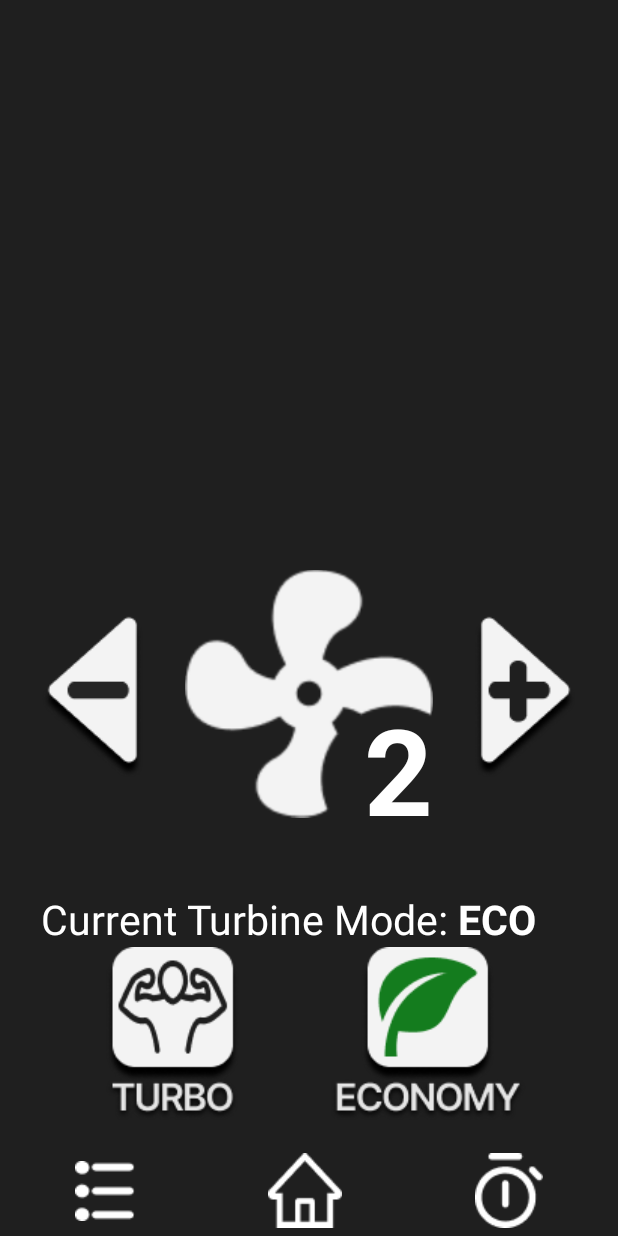
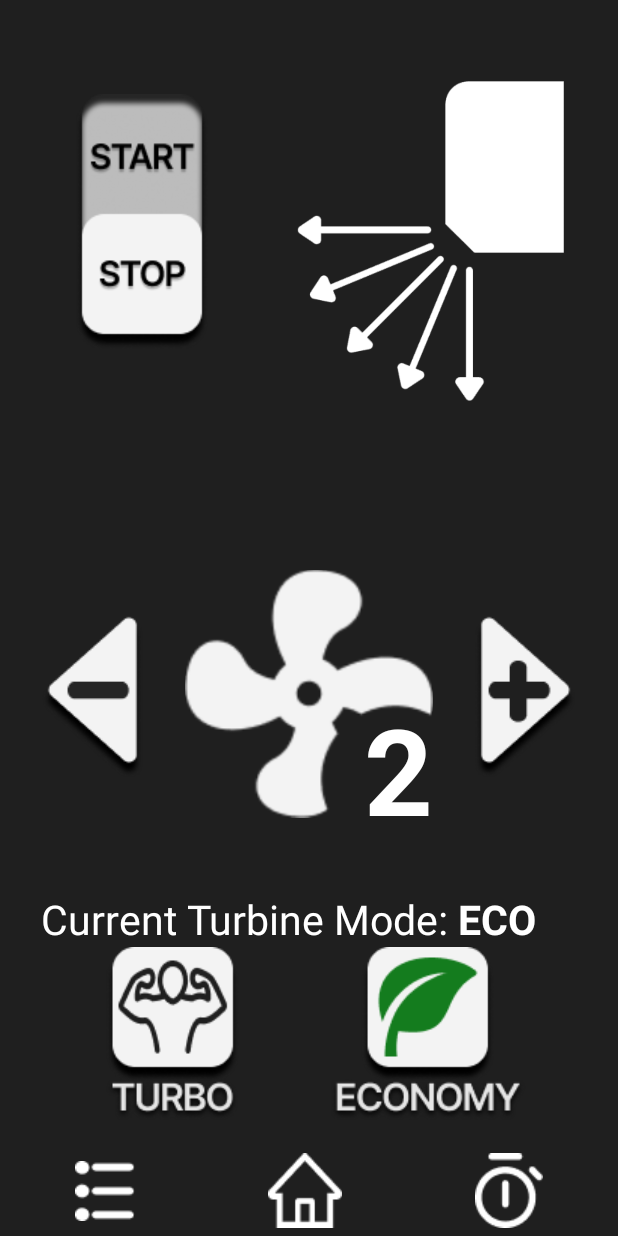
Before and after one commit to DebsTheLemon/AControl, an Android app: the MoreActivity screen opened directly, with no data from a screen before it, on a phone screen of 412 x 824 dp. Run offline under Robolectric (Android 15) with nearby library versions, the phone set to English and light mode, and no system bars.

Commit message:
Added Swing Settings

```diff
--- a/app/src/main/java/gr/aueb/acontrol/MoreActivity.java
+++ b/app/src/main/java/gr/aueb/acontrol/MoreActivity.java
@@ -9,10 +9,11 @@ import android.widget.ImageButton;
 import android.widget.ImageView;
 import android.widget.RadioButton;
 import android.widget.TextView;
+import android.widget.Toast;
 
 public class MoreActivity extends Activity {
     CompoundButton previousCheckedCompoundButton;
-
+    ImageView swingSwitch;
     int speed = 2;
 
     @Override
@@ -31,6 +32,19 @@ public class MoreActivity extends Activity {
         ImageButton homeBtn = (ImageButton) findViewById(R.id.Home);
         ImageButton timerBtn = (ImageButton) findViewById(R.id.Timer);
 
+        swingSwitch = (ImageView) findViewById(R.id.SwingSwitch);
+        swingSwitch.setOnClickListener(new View.OnClickListener() {
+            @Override
+            public void onClick(View view) {
+                swingSwitch.setActivated(!swingSwitch.isActivated());
+                if (swingSwitch.isActivated()){
+                    toastMsg("Swing is now ON.");
+                }else{
+                    toastMsg("Swing is now OFF.");
+                }
+            }
+        });
+
         homeBtn.setOnClickListener(new View.OnClickListener() {
             @Override
             public void onClick(View view) {
@@ -48,6 +62,12 @@ public class MoreActivity extends Activity {
             }
         });
 
+    }
+
+
+    public void toastMsg(String message) {
+        Toast toast = Toast.makeText(this, message, Toast.LENGTH_LONG);
+        toast.show();
     }
 
     CompoundButton.OnCheckedChangeListener onRadioButtonCheckedListener = new CompoundButton.OnCheckedChangeListener() {
--- /dev/null
+++ b/app/src/main/res/drawable/selector_switch.xml
@@ -0,0 +1,5 @@
+<?xml version = "1.0" encoding = "utf-8"?>
+<selector xmlns:android="http://schemas.android.com/apk/res/android">
+    <item android:drawable="@drawable/btn_switch_pressed" android:state_activated="true" />
+    <item android:drawable="@drawable/btn_switch" />
+</selector>
--- a/app/src/main/res/layout/activity_more.xml
+++ b/app/src/main/res/layout/activity_more.xml
@@ -8,7 +8,18 @@
     android:layout_height="match_parent"
     tools:context=".MoreActivity">
 
-    <!--Updated Power Button-->
+    <ImageView
+        android:id="@+id/SwingSwitch"
+        android:layout_width="wrap_content"
+        android:layout_height="wrap_content"
+        android:background="#00FFFFFF"
+        android:src="@drawable/selector_switch"
+        app:layout_constraintBottom_toBottomOf="parent"
+        app:layout_constraintEnd_toEndOf="parent"
+        app:layout_constraintHorizontal_bias="0.157"
+        app:layout_constraintStart_toStartOf="parent"
+        app:layout_constraintTop_toTopOf="parent"
+        app:layout_constraintVertical_bias="0.096" />
 
     <RadioGroup
         android:id="@+id/turbineModeMenu"
@@ -119,15 +130,27 @@
     </LinearLayout>
 
     <ImageView
-        android:id="@+id/imageView"
+        android:id="@+id/Fan"
         android:layout_width="165dp"
         android:layout_height="166dp"
-        android:src="@drawable/fan_icon"
+        android:src="@drawable/icon_fan"
         app:layout_constraintBottom_toTopOf="@+id/txtCurrentTurbineMode"
         app:layout_constraintEnd_toEndOf="parent"
         app:layout_constraintStart_toStartOf="parent"
         app:layout_constraintTop_toTopOf="parent"
         app:layout_constraintVertical_bias="0.886" />
+
+    <ImageView
+        android:id="@+id/Swing"
+        android:layout_width="220dp"
+        android:layout_height="220dp"
+        android:src="@drawable/icon_swing"
+        app:layout_constraintBottom_toTopOf="@+id/Fan"
+        app:layout_constraintEnd_toEndOf="parent"
+        app:layout_constraintHorizontal_bias="0.916"
+        app:layout_constraintStart_toStartOf="parent"
+        app:layout_constraintTop_toTopOf="parent"
+        app:layout_constraintVertical_bias="0.321" />
 
     <TextView
         android:id="@+id/TxtCurrentFanVal"
@@ -143,7 +166,7 @@
         app:layout_constraintEnd_toEndOf="parent"
         app:layout_constraintHorizontal_bias="0.663"
         app:layout_constraintStart_toStartOf="parent"
-        app:layout_constraintTop_toTopOf="@+id/imageView"
+        app:layout_constraintTop_toTopOf="@+id/Fan"
         app:layout_constraintVertical_bias="0.0" />
 
     <ImageView
@@ -156,7 +179,7 @@
         android:src="@drawable/selector_pressed_plus_button"
         app:layout_constraintBottom_toBottomOf="parent"
         app:layout_constraintEnd_toEndOf="parent"
-        app:layout_constraintStart_toEndOf="@+id/imageView"
+        app:layout_constraintStart_toEndOf="@+id/Fan"
         app:layout_constraintTop_toTopOf="parent"
         app:layout_constraintVertical_bias="0.569" />
 
@@ -169,7 +192,7 @@
         android:onClick="decreaseSpeed"
         android:src="@drawable/selector_pressed_minus_button"
         app:layout_constraintBottom_toBottomOf="parent"
-        app:layout_constraintEnd_toStartOf="@+id/imageView"
+        app:layout_constraintEnd_toStartOf="@+id/Fan"
         app:layout_constraintHorizontal_bias="0.571"
         app:layout_constraintStart_toStartOf="parent"
         app:layout_constraintTop_toTopOf="parent"
```
Also changed, not shown: app/src/main/res/drawable/btn_switch.png (added), app/src/main/res/drawable/btn_switch_pressed.png (added), app/src/main/res/drawable/icon_fan.png (renamed from app/src/main/res/drawable/fan_icon.png), app/src/main/res/drawable/icon_swing.png (added).
